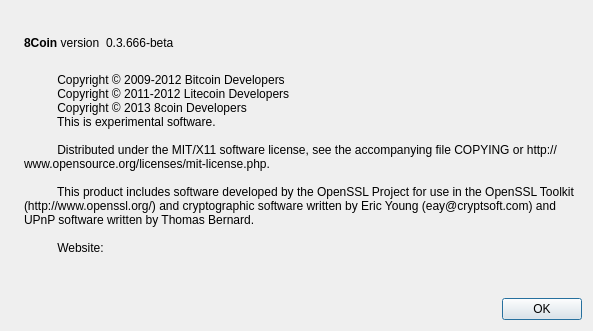
This is src/qt/forms/aboutdialog.ui in sherlockcoin/8coin as Qt 5 draws it before an edit. The edited form follows.
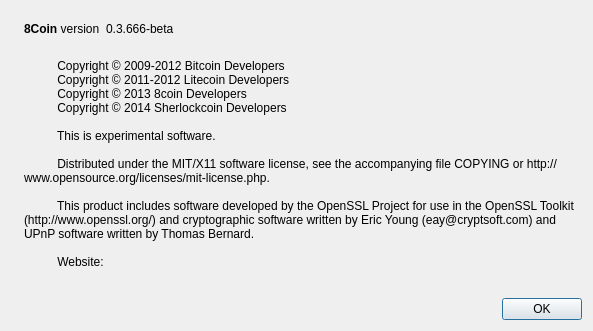
This is the edited form. Icons and pictures are not drawn.

What changed in the file:
```diff
--- a/src/qt/forms/aboutdialog.ui
+++ b/src/qt/forms/aboutdialog.ui
@@ -98,6 +98,8 @@
           Copyright © 2009-2012 Bitcoin Developers
           Copyright © 2011-2012 Litecoin Developers
           Copyright © 2013 8coin Developers
+          Copyright © 2014 Sherlockcoin Developers
+          
           This is experimental software.
 
           Distributed under the MIT/X11 software license, see the accompanying file COPYING or http://www.opensource.org/licenses/mit-license.php.
```
